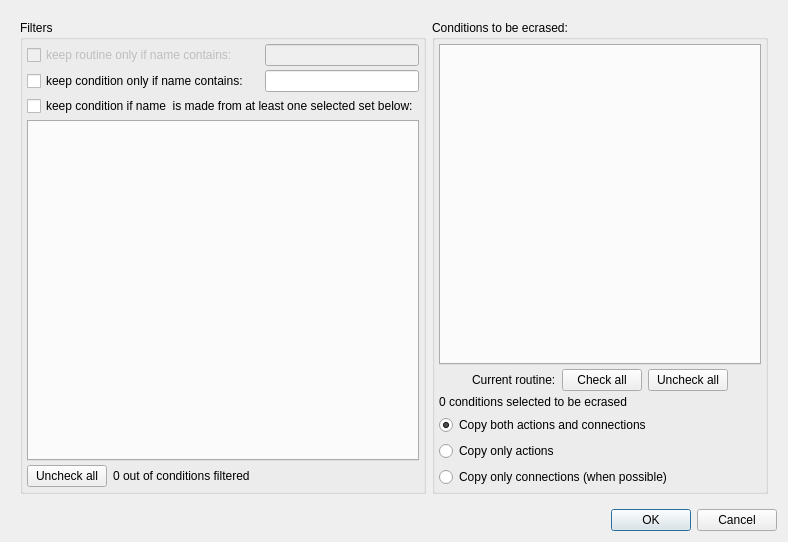
Qt form cpp-projects/exvr-designer/forms/copy_to_conditions.ui (FlorianLance/exvr) before a commit.
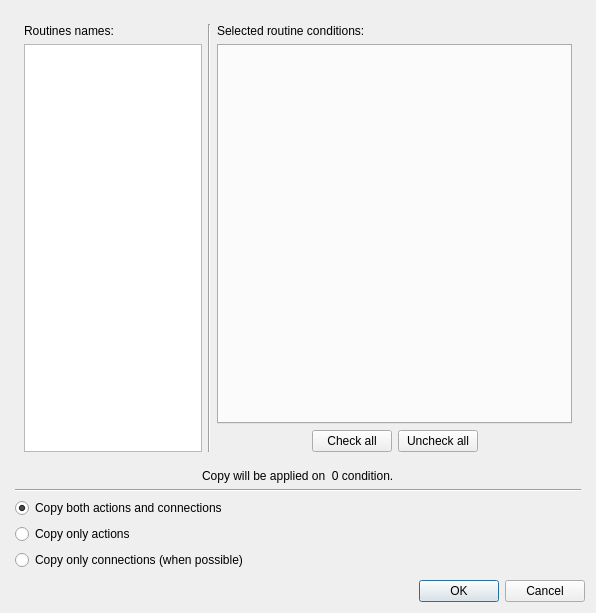
The same form after that commit.

Commit message: Remove loop filtering in copy dialog

Patch:
```diff
--- a/cpp-projects/exvr-designer/forms/copy_to_conditions.ui
+++ b/cpp-projects/exvr-designer/forms/copy_to_conditions.ui
@@ -9,8 +9,8 @@
    <rect>
     <x>0</x>
     <y>0</y>
-    <width>788</width>
-    <height>542</height>
+    <width>596</width>
+    <height>613</height>
    </rect>
   </property>
   <property name="contextMenuPolicy">
@@ -21,213 +21,49 @@
   </property>
   <layout class="QVBoxLayout" name="verticalLayout">
    <item>
-    <widget class="QWidget" name="widget" native="true">
-     <layout class="QHBoxLayout" name="horizontalLayout_4" stretch="1,1">
+    <widget class="QWidget" name="gbConditionsToBeErased" native="true">
+     <layout class="QVBoxLayout" name="verticalLayout_3">
+      <property name="spacing">
+       <number>4</number>
+      </property>
+      <property name="leftMargin">
+       <number>4</number>
+      </property>
+      <property name="topMargin">
+       <number>4</number>
+      </property>
+      <property name="rightMargin">
+       <number>4</number>
+      </property>
+      <property name="bottomMargin">
+       <number>4</number>
+      </property>
       <item>
-       <widget class="QGroupBox" name="gbFilters">
-        <property name="title">
-         <string>Filters</string>
-        </property>
-        <layout class="QVBoxLayout" name="verticalLayout_2">
-         <property name="spacing">
-          <number>4</number>
-         </property>
-         <property name="leftMargin">
-          <number>4</number>
-         </property>
-         <property name="topMargin">
-          <number>4</number>
-         </property>
-         <property name="rightMargin">
-          <number>4</number>
-         </property>
+       <widget class="QWidget" name="widget_2" native="true">
+        <layout class="QGridLayout" name="gridLayout_2" columnstretch="1,1,2">
          <property name="bottomMargin">
-          <number>4</number>
+          <number>9</number>
          </property>
-         <item>
-          <widget class="QWidget" name="wContainsRoutineFilter" native="true">
-           <property name="minimumSize">
-            <size>
-             <width>0</width>
-             <height>0</height>
-            </size>
-           </property>
-           <layout class="QHBoxLayout" name="horizontalLayout" stretch="3,2">
-            <property name="leftMargin">
-             <number>0</number>
-            </property>
-            <property name="topMargin">
-             <number>0</number>
-            </property>
-            <property name="rightMargin">
-             <number>0</number>
-            </property>
-            <property name="bottomMargin">
-             <number>0</number>
-            </property>
-            <item>
-             <widget class="QCheckBox" name="cbApplyRoutineNameFilter">
-              <property name="enabled">
-               <bool>false</bool>
-              </property>
-              <property name="text">
-               <string>keep routine only if name contains:</string>
-              </property>
-             </widget>
-            </item>
-            <item>
-             <widget class="QLineEdit" name="leContainsRoutineFilter">
-              <property name="enabled">
-               <bool>false</bool>
-              </property>
-             </widget>
-            </item>
-           </layout>
-          </widget>
-         </item>
-         <item>
-          <widget class="QWidget" name="wContainsCondFilter" native="true">
-           <layout class="QHBoxLayout" name="horizontalLayout_2" stretch="3,2">
-            <property name="spacing">
-             <number>6</number>
-            </property>
-            <property name="leftMargin">
-             <number>0</number>
-            </property>
-            <property name="topMargin">
-             <number>0</number>
-            </property>
-            <property name="rightMargin">
-             <number>0</number>
-            </property>
-            <property name="bottomMargin">
-             <number>0</number>
-            </property>
-            <item>
-             <widget class="QCheckBox" name="cbApplyContainFilter">
-              <property name="text">
-               <string>keep condition only if name contains:</string>
-              </property>
-             </widget>
-            </item>
-            <item>
-             <widget class="QLineEdit" name="leContainsCondFilter"/>
-            </item>
-           </layout>
-          </widget>
-         </item>
-         <item>
-          <widget class="QWidget" name="wCondMadeOf" native="true">
-           <layout class="QHBoxLayout" name="horizontalLayout_5">
-            <property name="spacing">
-             <number>6</number>
-            </property>
-            <property name="leftMargin">
-             <number>0</number>
-            </property>
-            <property name="topMargin">
-             <number>0</number>
-            </property>
-            <property name="rightMargin">
-             <number>0</number>
-            </property>
-            <property name="bottomMargin">
-             <number>0</number>
-            </property>
-            <item>
-             <widget class="QCheckBox" name="cbApplySetFilter">
-              <property name="text">
-               <string>keep condition if name  is made from at least one selected set below:</string>
-              </property>
-             </widget>
-            </item>
-           </layout>
-          </widget>
-         </item>
-         <item>
-          <widget class="QTabWidget" name="twSets"/>
-         </item>
-         <item>
-          <widget class="QWidget" name="wBottom" native="true">
-           <layout class="QHBoxLayout" name="horizontalLayout_3">
-            <property name="leftMargin">
-             <number>0</number>
-            </property>
-            <property name="topMargin">
-             <number>0</number>
-            </property>
-            <property name="rightMargin">
-             <number>0</number>
-            </property>
-            <property name="bottomMargin">
-             <number>0</number>
-            </property>
-            <item>
-             <widget class="QPushButton" name="pbUncheckAllSets">
-              <property name="text">
-               <string>Uncheck all</string>
-              </property>
-             </widget>
-            </item>
-            <item>
-             <widget class="QLabel" name="laFiltersCount">
-              <property name="text">
-               <string>0 out of conditions filtered</string>
-              </property>
-             </widget>
-            </item>
-            <item>
-             <spacer name="horizontalSpacer">
-              <property name="orientation">
-               <enum>Qt::Horizontal</enum>
-              </property>
-              <property name="sizeHint" stdset="0">
-               <size>
-                <width>40</width>
-                <height>20</height>
-               </size>
-              </property>
-             </spacer>
-            </item>
-           </layout>
-          </widget>
-         </item>
-        </layout>
-       </widget>
-      </item>
-      <item>
-       <widget class="QGroupBox" name="gbConditionsToBeErased">
-        <property name="title">
-         <string>Conditions to be ecrased:</string>
-        </property>
-        <layout class="QVBoxLayout" name="verticalLayout_3">
-         <property name="spacing">
-          <number>4</number>
-         </property>
-         <property name="leftMargin">
-          <number>4</number>
-         </property>
-         <property name="topMargin">
-          <number>4</number>
-         </property>
-         <property name="rightMargin">
-          <number>4</number>
-         </property>
-         <property name="bottomMargin">
-          <number>4</number>
-         </property>
-         <item>
+         <item row="1" column="2">
           <widget class="QTabWidget" name="twRoutines"/>
          </item>
-         <item>
-          <widget class="QWidget" name="wBot" native="true">
-           <property name="minimumSize">
-            <size>
-             <width>0</width>
-             <height>0</height>
-            </size>
+         <item row="0" column="2">
+          <widget class="QLabel" name="label_3">
+           <property name="text">
+            <string>Selected routine conditions:</string>
            </property>
-           <layout class="QGridLayout" name="gridLayout">
+          </widget>
+         </item>
+         <item row="0" column="0">
+          <widget class="QLabel" name="label_2">
+           <property name="text">
+            <string>Routines names:</string>
+           </property>
+          </widget>
+         </item>
+         <item row="2" column="2">
+          <widget class="QWidget" name="widget" native="true">
+           <layout class="QHBoxLayout" name="horizontalLayout">
             <property name="leftMargin">
              <number>0</number>
             </property>
@@ -240,15 +76,8 @@
             <property name="bottomMargin">
              <number>0</number>
             </property>
-            <item row="0" column="3">
-             <widget class="QPushButton" name="pbUncheckAllConds">
-              <property name="text">
-               <string>Uncheck all</string>
-              </property>
-             </widget>
-            </item>
-            <item row="0" column="0">
-             <spacer name="horizontalSpacer_2">
+            <item>
+             <spacer name="horizontalSpacer">
               <property name="orientation">
                <enum>Qt::Horizontal</enum>
               </property>
@@ -260,15 +89,22 @@
               </property>
              </spacer>
             </item>
-            <item row="0" column="2">
+            <item>
              <widget class="QPushButton" name="pbCheckAllConds">
               <property name="text">
                <string>Check all</string>
               </property>
              </widget>
             </item>
-            <item row="0" column="4">
-             <spacer name="horizontalSpacer_3">
+            <item>
+             <widget class="QPushButton" name="pbUncheckAllConds">
+              <property name="text">
+               <string>Uncheck all</string>
+              </property>
+             </widget>
+            </item>
+            <item>
+             <spacer name="horizontalSpacer_2">
               <property name="orientation">
                <enum>Qt::Horizontal</enum>
               </property>
@@ -280,63 +116,97 @@
               </property>
              </spacer>
             </item>
-            <item row="0" column="1">
-             <widget class="QLabel" name="label">
-              <property name="text">
-               <string>Current routine:</string>
-              </property>
-             </widget>
-            </item>
            </layout>
           </widget>
          </item>
+         <item row="0" column="1" rowspan="3">
+          <widget class="Line" name="line">
+           <property name="orientation">
+            <enum>Qt::Vertical</enum>
+           </property>
+          </widget>
+         </item>
+         <item row="1" column="0" rowspan="2">
+          <widget class="QListWidget" name="lwRoutinesNames"/>
+         </item>
+        </layout>
+       </widget>
+      </item>
+      <item>
+       <widget class="QWidget" name="wBot" native="true">
+        <property name="minimumSize">
+         <size>
+          <width>0</width>
+          <height>0</height>
+         </size>
+        </property>
+        <layout class="QGridLayout" name="gridLayout">
+         <property name="leftMargin">
+          <number>0</number>
+         </property>
+         <property name="topMargin">
+          <number>0</number>
+         </property>
+         <property name="rightMargin">
+          <number>0</number>
+         </property>
+         <property name="bottomMargin">
+          <number>0</number>
+         </property>
+        </layout>
+       </widget>
+      </item>
+      <item>
+       <widget class="QWidget" name="widget_4" native="true">
+        <layout class="QVBoxLayout" name="verticalLayout_4">
+         <property name="leftMargin">
+          <number>0</number>
+         </property>
+         <property name="topMargin">
+          <number>0</number>
+         </property>
+         <property name="rightMargin">
+          <number>0</number>
+         </property>
+         <property name="bottomMargin">
+          <number>0</number>
+         </property>
+         <item alignment="Qt::AlignHCenter">
+          <widget class="QLabel" name="laConditionsCount">
+           <property name="text">
+            <string>Copy will be applied on  0 condition.</string>
+           </property>
+          </widget>
+         </item>
          <item>
-          <widget class="QWidget" name="widget_4" native="true">
-           <layout class="QVBoxLayout" name="verticalLayout_4">
-            <property name="leftMargin">
-             <number>0</number>
-            </property>
-            <property name="topMargin">
-             <number>0</number>
-            </property>
-            <property name="rightMargin">
-             <number>0</number>
-            </property>
-            <property name="bottomMargin">
-             <number>0</number>
-            </property>
-            <item>
-             <widget class="QLabel" name="laConditionsCount">
-              <property name="text">
-               <string>0 conditions selected to be ecrased</string>
-              </property>
-             </widget>
-            </item>
-            <item>
-             <widget class="QRadioButton" name="rbCopyBoth">
-              <property name="text">
-               <string>Copy both actions and connections</string>
-              </property>
-              <property name="checked">
-               <bool>true</bool>
-              </property>
-             </widget>
-            </item>
-            <item>
-             <widget class="QRadioButton" name="rbCopyActions">
-              <property name="text">
-               <string>Copy only actions</string>
-              </property>
-             </widget>
-            </item>
-            <item>
-             <widget class="QRadioButton" name="rbCopyConnections">
-              <property name="text">
-               <string>Copy only connections (when possible)</string>
-              </property>
-             </widget>
-            </item>
-           </layout>
+          <widget class="Line" name="line_2">
+           <property name="orientation">
+            <enum>Qt::Horizontal</enum>
+           </property>
+          </widget>
+         </item>
+         <item>
+          <widget class="QRadioButton" name="rbCopyBoth">
+           <property name="text">
+            <string>Copy both actions and connections</string>
+           </property>
+           <property name="checked">
+            <bool>true</bool>
+           </property>
+          </widget>
+         </item>
+         <item>
+          <widget class="QRadioButton" name="rbCopyActions">
+           <property name="text">
+            <string>Copy only actions</string>
+           </property>
+          </widget>
+         </item>
+         <item>
+          <widget class="QRadioButton" name="rbCopyConnections">
+           <property name="text">
+            <string>Copy only connections (when possible)</string>
+           </property>
           </widget>
          </item>
         </layout>
```
The commit also changes 5 other files.
